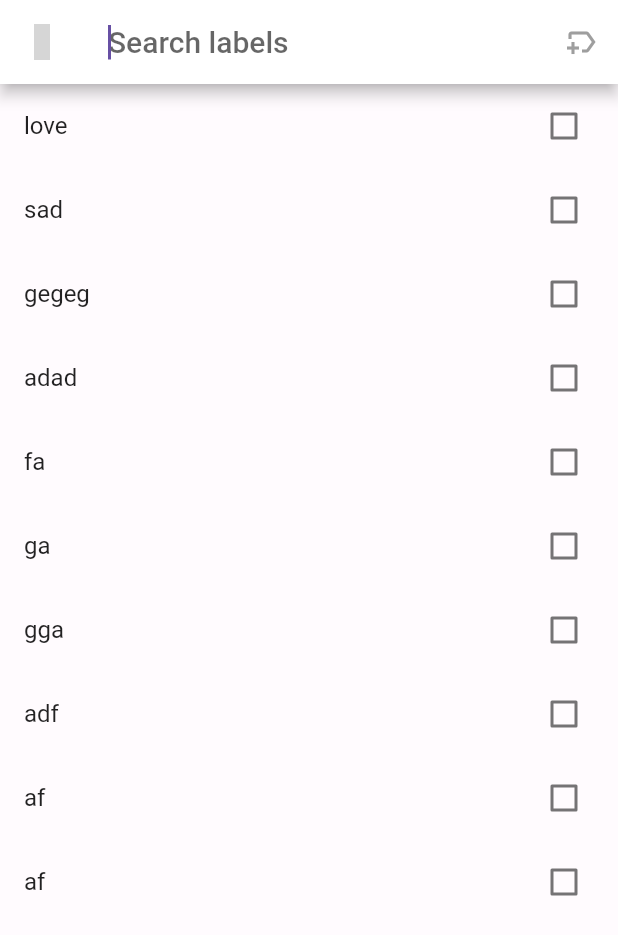
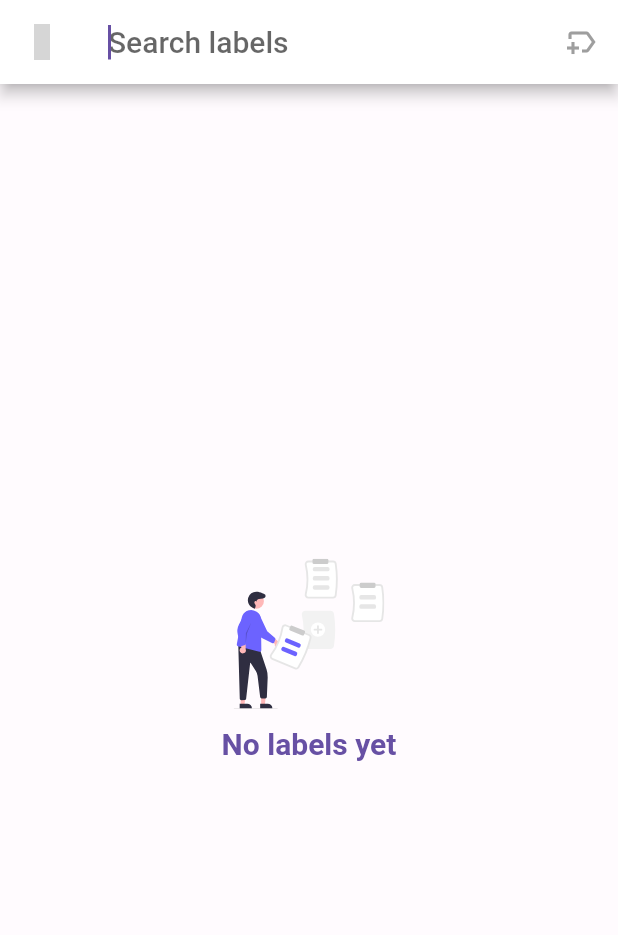
Before and after one commit to varadgauthankar/my_journal, a Flutter app: the JournalPage screen opened directly, after a tap on the "new label" icon, on a phone screen of 412 x 824 dp. Shown: the top 935 px of the screen. Run offline on Flutter 3.47's test engine with Material 2 defaults, Android fonts, the phone set to English and light mode, and no system bars; our stand-ins replace cloud_firestore, equatable, eva_icons_flutter, firebase_auth, firebase_core, flutter_svg and 2 more; missing offline and left inert: encrypt, flutter_quill; accounts and stored records are empty; generated files the repository leaves out were written again; network calls fail; grey boxes are pictures that could not be loaded.

Commit message:
able to create label and add to journal

```diff
--- a/lib/models/label.dart
+++ b/lib/models/label.dart
@@ -1,16 +1,24 @@
 import 'package:equatable/equatable.dart';
 
 class Label extends Equatable {
-  const Label({this.label});
+  String? label;
+  String? id;
+  String? createdAt;
 
-  final String? label;
+  Label({this.id, this.label, this.createdAt});
 
   Map<String, dynamic> toJson() => {'label': label};
 
-  static Label fromJson(Map<String, dynamic> json) =>
-      Label(label: json['label']);
+  static Label fromJson(Map<String, dynamic> json) => Label(
+        id: json['id'],
+        label: json['label'],
+        createdAt: json['createdAt'],
+      );
 
-  Label.fromSnapshot(snapshot) : label = snapshot.data()['label'];
+  Label.fromSnapshot(snapshot)
+      : id = snapshot.data()['id'],
+        label = snapshot.data()['label'],
+        createdAt = snapshot.data()['createdAt'];
 
   @override
   List<Object?> get props => [label];
--- a/lib/pages/labels_deligate_page.dart
+++ b/lib/pages/labels_deligate_page.dart
@@ -1,28 +1,23 @@
+import 'package:cloud_firestore/cloud_firestore.dart';
 import 'package:eva_icons_flutter/eva_icons_flutter.dart';
 import 'package:flutter/material.dart';
 import 'package:my_journal/models/label.dart';
+import 'package:my_journal/services/firestore_service.dart';
+import 'package:my_journal/widgets/exception_widget.dart';
 
 class LabelsDelegatePage extends SearchDelegate<List<Label>> {
   final List<Label> journalLabels;
 
   LabelsDelegatePage({required this.journalLabels});
 
-  List<Label> dummyLabels = [
-    Label(label: 'love'),
-    Label(label: 'sad'),
-    Label(label: 'gegeg'),
-    Label(label: 'adad'),
-    Label(label: 'fa'),
-    Label(label: 'ga'),
-    Label(label: 'gga'),
-    Label(label: 'adf'),
-    Label(label: 'af'),
-    Label(label: 'af'),
-  ];
-
   final List<Label> _selectedLabels = [];
 
   bool isFirst = true;
+
+  final FirestoreService? _firestoreService = FirestoreService();
+
+  final TextEditingController _textEditingController = TextEditingController();
+  final GlobalKey<FormState> _formKey = GlobalKey<FormState>();
 
   void _setLabels() {
     // as this there is no initState() here
@@ -35,32 +30,56 @@ class LabelsDelegatePage extends SearchDelegate<List<Label>> {
     }
   }
 
-  List<Label> _getAllLabels() {
+  Widget _buildLabelsCheckboxList() {
     _setLabels();
-    return dummyLabels;
+    return StatefulBuilder(
+      builder: ((context, setState) {
+        // final filteredLabels = _getAllLabels()
+        // .where((element) => element.label!.contains(query))
+        // .toList();
+        return StreamBuilder<QuerySnapshot>(
+            stream: _firestoreService?.labels?.snapshots(),
+            builder: (context, snapshot) {
+              if (snapshot.connectionState == ConnectionState.waiting) {
+                return const Center(child: CircularProgressIndicator());
+              }
+              if (snapshot.hasError) {
+                return const ExceptionWidget(
+                  isError: true,
+                  isLabel: true,
+                );
+              }
+              if (snapshot.data?.size == 0) {
+                return const ExceptionWidget(
+                  isLabel: true,
+                );
               }
 
-  Widget _buildLabelsCheckboxList() {
-    return StatefulBuilder(
-      builder: ((context, setState) {
-        final filteredLabels = _getAllLabels()
-            .where((element) => element.label!.contains(query))
-            .toList();
+              if (snapshot.hasData) {
+                final labels =
+                    snapshot.data?.docs.map((e) => Label.fromSnapshot(e));
+
                 return ListView.builder(
                   physics: const BouncingScrollPhysics(),
-          itemCount: filteredLabels.length,
+                  itemCount: labels
+                      ?.where((element) => element.label!.contains(query))
+                      .toList()
+                      .length,
                   itemBuilder: ((context, index) {
-            final label = filteredLabels[index];
+                    final label = labels
+                        ?.where((element) => element.label!.contains(query))
+                        .toList()
+                        .elementAt(index);
                     return CheckboxListTile(
                       activeColor: Theme.of(context).colorScheme.primary,
                       checkColor: Theme.of(context).colorScheme.onPrimary,
-              title: Text(label.label ?? ''),
+                      title: Text(label?.label ?? ''),
                       value: _selectedLabels.contains(label),
                       onChanged: (value) {
                         if (value != null) {
                           setState(() {
                             if (value) {
-                      _selectedLabels.add(label);
+                              _selectedLabels.add(label!);
                             } else {
                               _selectedLabels.remove(label);
                             }
@@ -70,6 +89,10 @@ class LabelsDelegatePage extends SearchDelegate<List<Label>> {
                     );
                   }),
                 );
+              } else {
+                return const SizedBox.shrink();
+              }
+            });
       }),
     );
   }
@@ -83,7 +106,48 @@ class LabelsDelegatePage extends SearchDelegate<List<Label>> {
       IconButton(
         icon: const Icon(Icons.new_label_outlined),
         onPressed: () {
-          query = '';
+          showDialog(
+              context: context,
+              builder: (context) {
+                return AlertDialog(
+                  shape: RoundedRectangleBorder(
+                      borderRadius: BorderRadius.circular(12)),
+                  title: const Text('Create new label'),
+                  content: Form(
+                    key: _formKey,
+                    child: TextFormField(
+                      controller: _textEditingController,
+                      validator: (value) {
+                        if (value!.isEmpty) {
+                          return 'label cannot be empty';
+                        }
+                        return null;
+                      },
+                      decoration: const InputDecoration(
+                        label: Text('Label'),
+                        hintText: 'Label',
+                        border: OutlineInputBorder(),
+                      ),
+                    ),
+                  ),
+                  actions: [
+                    TextButton(
+                      onPressed: () {
+                        if (_formKey.currentState!.validate()) {
+                          Label label = Label(
+                            label: _textEditingController.text.trim(),
+                            createdAt: DateTime.now().toString(),
+                          );
+
+                          _firestoreService?.createLabel(label);
+                          Navigator.pop(context);
+                        }
+                      },
+                      child: const Text('CREATE'),
+                    )
+                  ],
+                );
+              });
         },
       ),
     ];
--- a/lib/services/firestore_service.dart
+++ b/lib/services/firestore_service.dart
@@ -1,21 +1,55 @@
 import 'package:cloud_firestore/cloud_firestore.dart';
 import 'package:firebase_auth/firebase_auth.dart';
 import 'package:my_journal/models/journal.dart';
+import 'package:my_journal/models/label.dart';
 
 class FirestoreService {
   FirebaseFirestore? _firestore;
   CollectionReference? _journals;
+  CollectionReference? _labels;
   FirebaseAuth? _auth;
   String? _uid;
 
   CollectionReference? get journals => _journals;
+  CollectionReference? get labels => _labels;
 
   FirestoreService() {
     _firestore = FirebaseFirestore.instance;
     _auth = FirebaseAuth.instance;
     _uid = _auth?.currentUser?.uid;
     _journals = _firestore!.collection(_uid!);
+    _labels =
+        _firestore!.collection('users_settings').doc(_uid).collection('labels');
   }
+
+  // labels
+
+  Future<void> createLabel(Label label) async {
+    final labelDoc = _labels?.doc();
+    final labelWithId = label..id = labelDoc?.id;
+    await labelDoc
+        ?.set(labelWithId.toJson())
+        .timeout(const Duration(seconds: 3), onTimeout: () {});
+    // setting timeout so offline works
+  }
+
+  Future<void> deleteLabel(Label label) async {
+    final labelDoc = _labels?.doc(label.id);
+    await labelDoc
+        ?.delete()
+        .timeout(const Duration(seconds: 3), onTimeout: () {});
+    // setting timeout so offline works
+  }
+
+  Future<void> updateLabel(Label label) async {
+    final labelDoc = _labels?.doc(label.id);
+    await labelDoc
+        ?.update(label.toJson())
+        .timeout(const Duration(seconds: 3), onTimeout: () {});
+    // setting timeout so offline works
+  }
+
+  // Journal stuff below
 
   Future<void> create(Journal journal) async {
     final journalDoc = _journals!.doc();
--- /dev/null
+++ b/lib/widgets/exception_widget.dart
@@ -0,0 +1,46 @@
+import 'package:eva_icons_flutter/eva_icons_flutter.dart';
+import 'package:flutter/material.dart';
+import 'package:flutter_svg/svg.dart';
+
+import '../utils/helpers.dart';
+
+class ExceptionWidget extends StatelessWidget {
+  final bool isError;
+  final bool isLabel;
+  const ExceptionWidget({Key? key, this.isError = false, this.isLabel = false})
+      : super(key: key);
+
+  @override
+  Widget build(BuildContext context) {
+    return Center(
+      child: Column(
+        mainAxisSize: MainAxisSize.min,
+        children: [
+          isError
+              ? const Icon(
+                  EvaIcons.alertTriangleOutline,
+                  size: 80,
+                  color: Colors.amberAccent,
+                )
+              : SvgPicture.asset(
+                  'assets/empty.svg',
+                  height: 100,
+                ),
+          spacer(height: 12),
+          Text(
+            isError
+                ? 'Something went wrong!'
+                : isLabel
+                    ? 'No labels yet'
+                    : 'No journals yet!',
+            style: TextStyle(
+              fontSize: 20,
+              fontWeight: isError ? FontWeight.w500 : FontWeight.bold,
+              color: Theme.of(context).colorScheme.primary,
+            ),
+          )
+        ],
+      ),
+    );
+  }
+}
--- a/pubspec.yaml
+++ b/pubspec.yaml
@@ -18,7 +18,7 @@ dependencies:
   firebase_core: ^1.13.1
   flutter:
     sdk: flutter
-  flutter_quill: ^4.1.1
+  flutter_quill: ^5.0.3
   flutter_svg: ^1.0.3
   google_sign_in: ^5.2.4
   intl: ^0.17.0
```
Also changed, not shown: lib/pages/home_page.dart (+3 -31 lines), pubspec.lock. Lines whose indentation alone changed are shown as unchanged.
